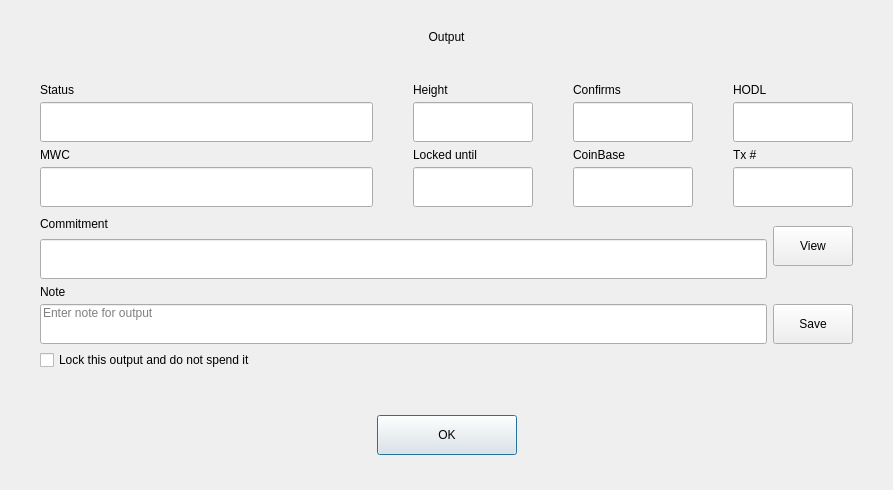
0xkobe/mwc-wallet, file dialogs_desktop/e_showoutputdlg.ui: the form before one commit.
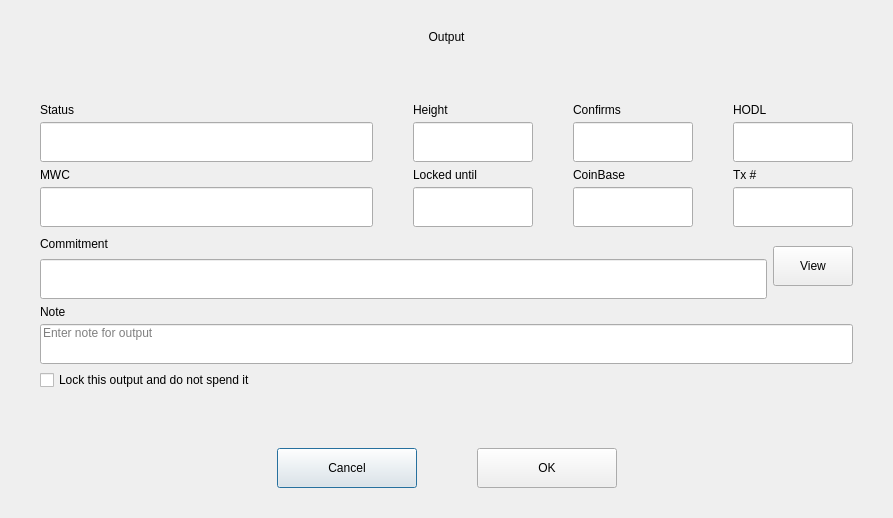
The form after the commit. Custom widgets are drawn as their Qt base class.

```diff
--- a/dialogs_desktop/e_showoutputdlg.ui
+++ b/dialogs_desktop/e_showoutputdlg.ui
@@ -7,7 +7,7 @@
     <x>0</x>
     <y>0</y>
     <width>893</width>
-    <height>490</height>
+    <height>518</height>
    </rect>
   </property>
   <property name="minimumSize">
@@ -19,7 +19,7 @@
   <property name="windowTitle">
    <string>Dialog</string>
   </property>
-  <layout class="QVBoxLayout" name="verticalLayout_13">
+  <layout class="QVBoxLayout" name="verticalLayout_12">
    <property name="leftMargin">
     <number>40</number>
    </property>
@@ -30,7 +30,7 @@
     <number>40</number>
    </property>
    <property name="bottomMargin">
-    <number>35</number>
+    <number>30</number>
    </property>
    <item>
     <widget class="control::MwcLabelLarge" name="titleLabel">
@@ -679,60 +679,6 @@
        </item>
       </layout>
      </item>
-     <item>
-      <layout class="QVBoxLayout" name="verticalLayout_12">
-       <property name="spacing">
-        <number>0</number>
-       </property>
-       <item>
-        <widget class="control::MwcLabelSmall" name="label_15">
-         <property name="sizePolicy">
-          <sizepolicy hsizetype="Fixed" vsizetype="Preferred">
-           <horstretch>0</horstretch>
-           <verstretch>0</verstretch>
-          </sizepolicy>
-         </property>
-         <property name="maximumSize">
-          <size>
-           <width>16777215</width>
-           <height>22</height>
-          </size>
-         </property>
-         <property name="text">
-          <string/>
-         </property>
-        </widget>
-       </item>
-       <item>
-        <widget class="control::MwcPushButtonNormal" name="pushButton_Save">
-         <property name="minimumSize">
-          <size>
-           <width>80</width>
-           <height>40</height>
-          </size>
-         </property>
-         <property name="maximumSize">
-          <size>
-           <width>80</width>
-           <height>40</height>
-          </size>
-         </property>
-         <property name="focusPolicy">
-          <enum>Qt::StrongFocus</enum>
-         </property>
-         <property name="toolTip">
-          <string>Save note in wallet. Note is saved and only accessible in MWC Qt wallet.</string>
-         </property>
-         <property name="text">
-          <string>Save</string>
-         </property>
-         <property name="autoDefault">
-          <bool>false</bool>
-         </property>
-        </widget>
-       </item>
-      </layout>
-     </item>
     </layout>
    </item>
    <item>
@@ -760,6 +706,9 @@
    </item>
    <item>
     <layout class="QHBoxLayout" name="horizontalLayout_3">
+     <property name="spacing">
+      <number>60</number>
+     </property>
      <item>
       <spacer name="horizontalSpacer">
        <property name="orientation">
@@ -773,6 +722,31 @@
        </property>
       </spacer>
      </item>
+     <item>
+      <widget class="control::MwcPushButtonNormal" name="cancelButton">
+       <property name="minimumSize">
+        <size>
+         <width>140</width>
+         <height>40</height>
+        </size>
+       </property>
+       <property name="maximumSize">
+        <size>
+         <width>140</width>
+         <height>40</height>
+        </size>
+       </property>
+       <property name="focusPolicy">
+        <enum>Qt::StrongFocus</enum>
+       </property>
+       <property name="text">
+        <string>Cancel</string>
+       </property>
+       <property name="default">
+        <bool>false</bool>
+       </property>
+      </widget>
+     </item>
      <item>
       <widget class="control::MwcPushButtonNormal" name="okButton">
        <property name="minimumSize">
@@ -821,6 +795,11 @@
    <extends>QPushButton</extends>
    <header>control_desktop/MwcPushButton.h</header>
   </customwidget>
+  <customwidget>
+   <class>control::MwcLabelLarge</class>
+   <extends>QLabel</extends>
+   <header>control_desktop/MwcLabel.h</header>
+  </customwidget>
   <customwidget>
    <class>control::MwcLineEditNormal</class>
    <extends>QLineEdit</extends>
@@ -831,11 +810,6 @@
    <extends>QLabel</extends>
    <header>control_desktop/MwcLabel.h</header>
   </customwidget>
-  <customwidget>
-   <class>control::MwcLabelLarge</class>
-   <extends>QLabel</extends>
-   <header>control_desktop/MwcLabel.h</header>
-  </customwidget>
   <customwidget>
    <class>control::MwcLineEditDlg</class>
    <extends>QLineEdit</extends>
```
Left out of the diff: 1 changed line with no effect on the pictures.
